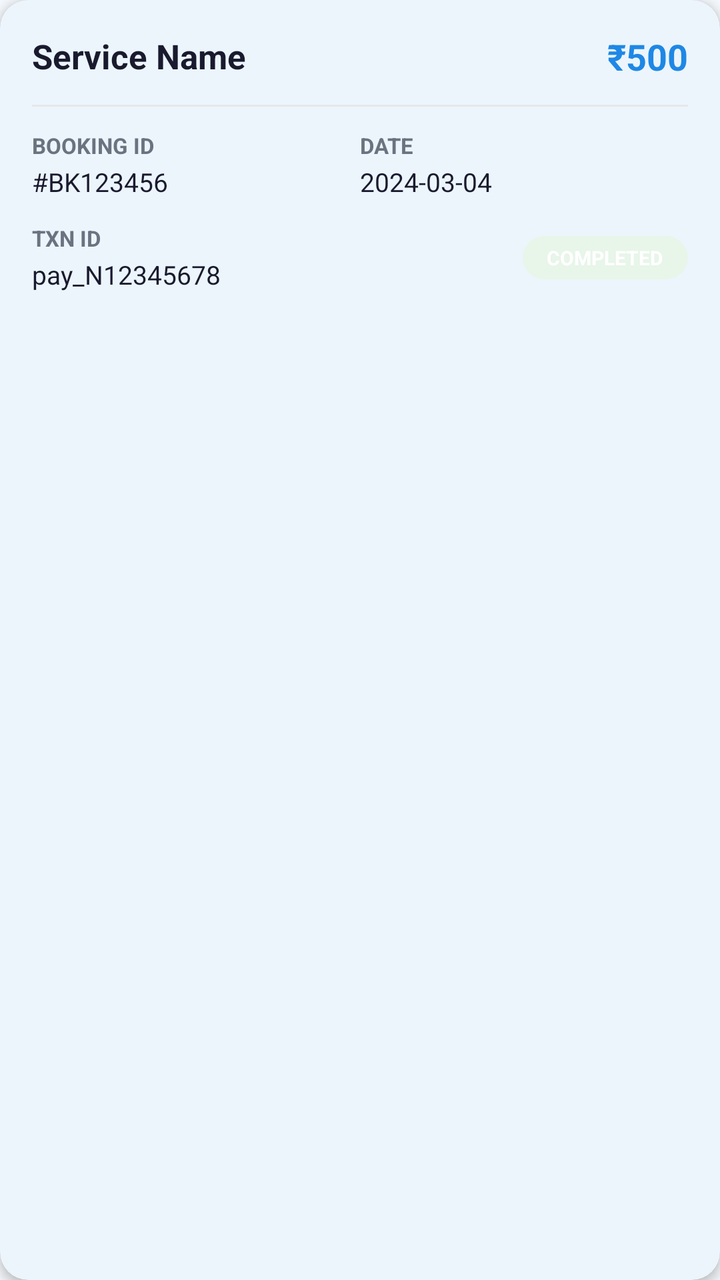
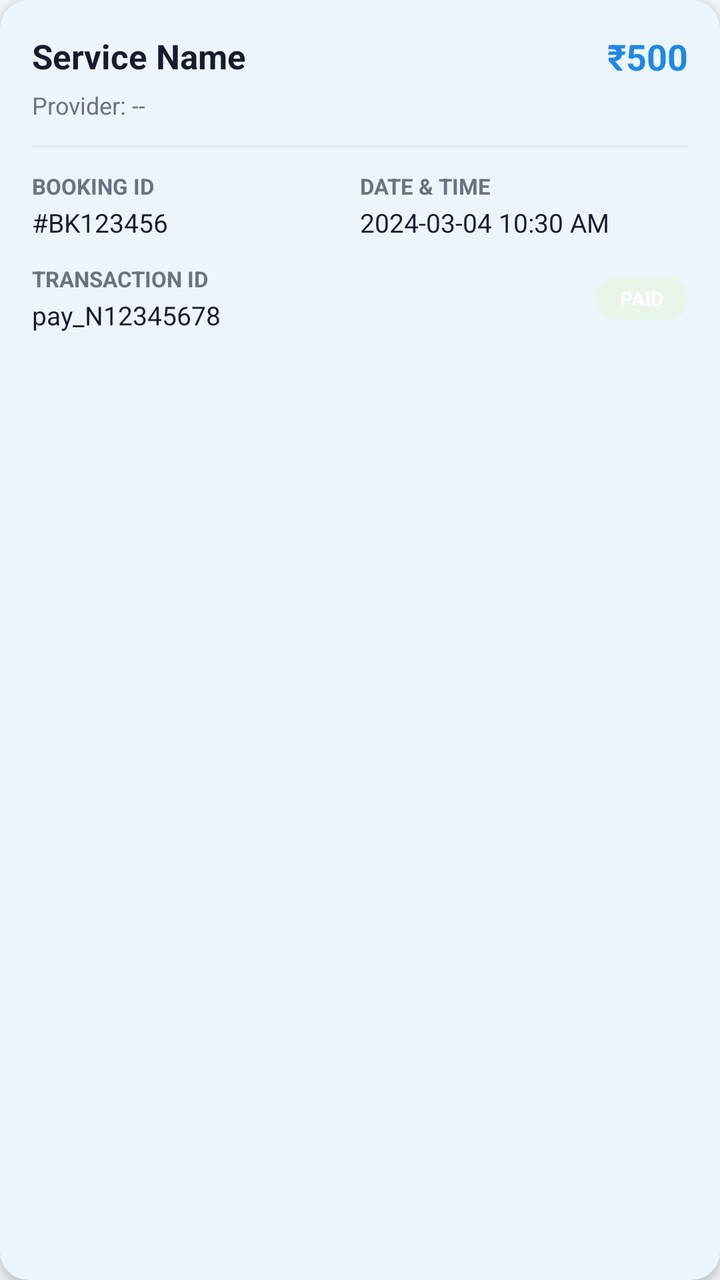

Before-and-after screenshots of an Android layout around one commit, followed by the original layout XML and the change that was made.
<!-- AndroidManifest.xml: application theme Theme.QuickFix -->
<!-- res/layout/item_earning.xml -->
<?xml version="1.0" encoding="utf-8"?>
<com.google.android.material.card.MaterialCardView
    xmlns:android="http://schemas.android.com/apk/res/android"
    xmlns:app="http://schemas.android.com/apk/res-auto"
    android:layout_width="match_parent"
    android:layout_height="wrap_content"
    android:layout_marginStart="12dp"
    android:layout_marginEnd="12dp"
    android:layout_marginTop="6dp"
    android:layout_marginBottom="6dp"
    app:cardCornerRadius="14dp"
    app:cardElevation="3dp"
    app:strokeWidth="0dp">

    <LinearLayout
        android:layout_width="match_parent"
        android:layout_height="wrap_content"
        android:orientation="vertical"
        android:padding="16dp">

        <LinearLayout
            android:layout_width="match_parent"
            android:layout_height="wrap_content"
            android:gravity="center_vertical"
            android:orientation="horizontal">

            <TextView
                android:id="@+id/tvServiceName"
                android:layout_width="0dp"
                android:layout_height="wrap_content"
                android:layout_weight="1"
                android:text="Service Name"
                android:textColor="@color/text_primary"
                android:textSize="17sp"
                android:textStyle="bold" />

            <TextView
                android:id="@+id/tvAmount"
                android:layout_width="wrap_content"
                android:layout_height="wrap_content"
                android:text="₹500"
                android:textColor="@color/primary"
                android:textSize="18sp"
                android:textStyle="bold" />
        </LinearLayout>

        <View
            android:layout_width="match_parent"
            android:layout_height="1dp"
            android:layout_marginTop="12dp"
            android:layout_marginBottom="12dp"
            android:background="@color/divider" />

        <LinearLayout
            android:layout_width="match_parent"
            android:layout_height="wrap_content"
            android:orientation="horizontal">

            <LinearLayout
                android:layout_width="0dp"
                android:layout_height="wrap_content"
                android:layout_weight="1"
                android:orientation="vertical">

                <TextView
                    android:layout_width="wrap_content"
                    android:layout_height="wrap_content"
                    android:text="Booking ID"
                    android:textColor="@color/text_secondary"
                    android:textSize="11sp"
                    android:textAllCaps="true"
                    android:textStyle="bold" />

                <TextView
                    android:id="@+id/tvBookingId"
                    android:layout_width="wrap_content"
                    android:layout_height="wrap_content"
                    android:layout_marginTop="2dp"
                    android:text="#BK123456"
                    android:textColor="@color/text_primary"
                    android:textSize="13sp" />
            </LinearLayout>

            <LinearLayout
                android:layout_width="0dp"
                android:layout_height="wrap_content"
                android:layout_weight="1"
                android:orientation="vertical">

                <TextView
                    android:layout_width="wrap_content"
                    android:layout_height="wrap_content"
                    android:text="Date"
                    android:textColor="@color/text_secondary"
                    android:textSize="11sp"
                    android:textAllCaps="true"
                    android:textStyle="bold" />

                <TextView
                    android:id="@+id/tvDate"
                    android:layout_width="wrap_content"
                    android:layout_height="wrap_content"
                    android:layout_marginTop="2dp"
                    android:text="2024-03-04"
                    android:textColor="@color/text_primary"
                    android:textSize="13sp" />
            </LinearLayout>
        </LinearLayout>

        <LinearLayout
            android:layout_width="match_parent"
            android:layout_height="wrap_content"
            android:layout_marginTop="12dp"
            android:orientation="horizontal"
            android:gravity="center_vertical">

            <LinearLayout
                android:layout_width="0dp"
                android:layout_height="wrap_content"
                android:layout_weight="1"
                android:orientation="vertical">

                <TextView
                    android:layout_width="wrap_content"
                    android:layout_height="wrap_content"
                    android:text="Txn ID"
                    android:textColor="@color/text_secondary"
                    android:textSize="11sp"
                    android:textAllCaps="true"
                    android:textStyle="bold" />

                <TextView
                    android:id="@+id/tvTxnId"
                    android:layout_width="wrap_content"
                    android:layout_height="wrap_content"
                    android:layout_marginTop="2dp"
                    android:text="pay_N12345678"
                    android:textColor="@color/text_primary"
                    android:textSize="13sp" />
            </LinearLayout>

            <TextView
                android:id="@+id/tvStatus"
                android:layout_width="wrap_content"
                android:layout_height="wrap_content"
                android:background="@drawable/badge_completed"
                android:paddingStart="12dp"
                android:paddingEnd="12dp"
                android:paddingTop="4dp"
                android:paddingBottom="4dp"
                android:text="COMPLETED"
                android:textColor="@color/white"
                android:textSize="10sp"
                android:textStyle="bold" />
        </LinearLayout>

    </LinearLayout>
</com.google.android.material.card.MaterialCardView>
<!-- resources referenced by this layout -->
<resources>
  <color name="divider">#E5E7EB</color>
  <color name="primary">#1E88E5</color>
  <color name="text_primary">#1A1A2E</color>
  <color name="text_secondary">#6B7280</color>
  <color name="white">#FFFFFFFF</color>
  <!-- drawable badge_completed (drawable) -->
  ﻿<?xml version="1.0" encoding="utf-8"?>
  <shape xmlns:android="http://schemas.android.com/apk/res/android">
      <solid android:color="#E8F5E9" />
      <corners android:radius="16dp" />
  </shape>
  <style name="Theme.QuickFix" parent="Base.Theme.QuickFix" />
  <color name="primary_dark">#1565C0</color>
  <color name="accent_green">#43A047</color>
  <color name="screen_background">#F4F7FB</color>
  <color name="card_bg">#FFFFFF</color>
  <color name="surface_variant">#F5F7FA</color>
  <style name="Theme.QuickFix.AdminDialog" parent="ThemeOverlay.Material3.MaterialAlertDialog">
          <item name="colorSurface">@color/card_bg</item>
          <item name="colorOnSurface">@color/text_primary</item>
          <item name="colorOutline">@color/divider</item>
      </style>
  <style name="Theme.QuickFix.BottomSheet" parent="ThemeOverlay.Material3.BottomSheetDialog">
          <item name="colorSurface">@color/card_bg</item>
          <item name="colorOnSurface">@color/text_primary</item>
          <item name="android:colorBackground">@color/card_bg</item>
      </style>
  <style name="Widget.QuickFix.Button" parent="Widget.Material3.Button">
          <item name="backgroundTint">@color/primary</item>
          <item name="android:textColor">@color/white</item>
      </style>
  <style name="Widget.QuickFix.Chip.Filter" parent="Widget.Material3.Chip.Filter">
          <item name="chipBackgroundColor">@color/surface_variant</item>
          <item name="android:textColor">@color/text_primary</item>
          <item name="checkedIconTint">@color/primary</item>
      </style>
  <style name="Widget.QuickFix.TextInputLayout" parent="Widget.Material3.TextInputLayout.OutlinedBox">
          <item name="boxBackgroundColor">@color/input_background</item>
          <item name="boxStrokeColor">@color/input_stroke</item>
          <item name="boxStrokeErrorColor">@color/error_red</item>
          <item name="hintTextColor">@color/input_hint</item>
          <item name="startIconTint">@color/input_icon</item>
          <item name="endIconTint">@color/input_icon</item>
          <item name="boxStrokeWidthFocused">2dp</item>
      </style>
  <color name="input_background">#FFFFFF</color>
  <color name="input_stroke">#1E88E5</color>
  <color name="error_red">#D32F2F</color>
  <color name="input_hint">#6B7280</color>
  <color name="input_icon">#455A64</color>
  <!-- unchanged entries left out for length: 1 -->
</resources>

<!-- the commit's change to res/layout/item_earning.xml (unified diff, before → after) -->
@@ -43,6 +43,15 @@
                 android:textSize="18sp"
                 android:textStyle="bold" />
         </LinearLayout>
+
+        <TextView
+            android:id="@+id/tvProviderName"
+            android:layout_width="match_parent"
+            android:layout_height="wrap_content"
+            android:layout_marginTop="4dp"
+            android:text="Provider: --"
+            android:textColor="@color/text_secondary"
+            android:textSize="12sp" />
 
         <View
             android:layout_width="match_parent"
@@ -90,7 +99,7 @@
                 <TextView
                     android:layout_width="wrap_content"
                     android:layout_height="wrap_content"
-                    android:text="Date"
+                    android:text="Date &amp; Time"
                     android:textColor="@color/text_secondary"
                     android:textSize="11sp"
                     android:textAllCaps="true"
@@ -101,7 +110,7 @@
                     android:layout_width="wrap_content"
                     android:layout_height="wrap_content"
                     android:layout_marginTop="2dp"
-                    android:text="2024-03-04"
+                    android:text="2024-03-04 10:30 AM"
                     android:textColor="@color/text_primary"
                     android:textSize="13sp" />
             </LinearLayout>
@@ -123,7 +132,7 @@
                 <TextView
                     android:layout_width="wrap_content"
                     android:layout_height="wrap_content"
-                    android:text="Txn ID"
+                    android:text="Transaction ID"
                     android:textColor="@color/text_secondary"
                     android:textSize="11sp"
                     android:textAllCaps="true"
@@ -148,7 +157,7 @@
                 android:paddingEnd="12dp"
                 android:paddingTop="4dp"
                 android:paddingBottom="4dp"
-                android:text="COMPLETED"
+                android:text="PAID"
                 android:textColor="@color/white"
                 android:textSize="10sp"
                 android:textStyle="bold" />
